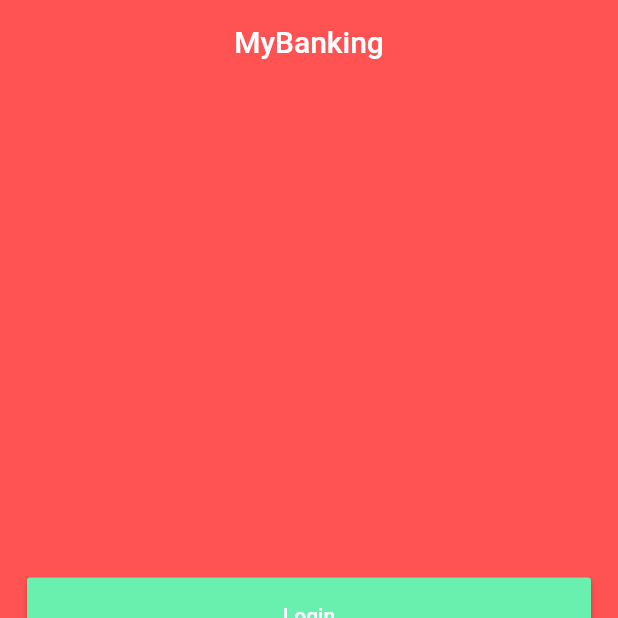
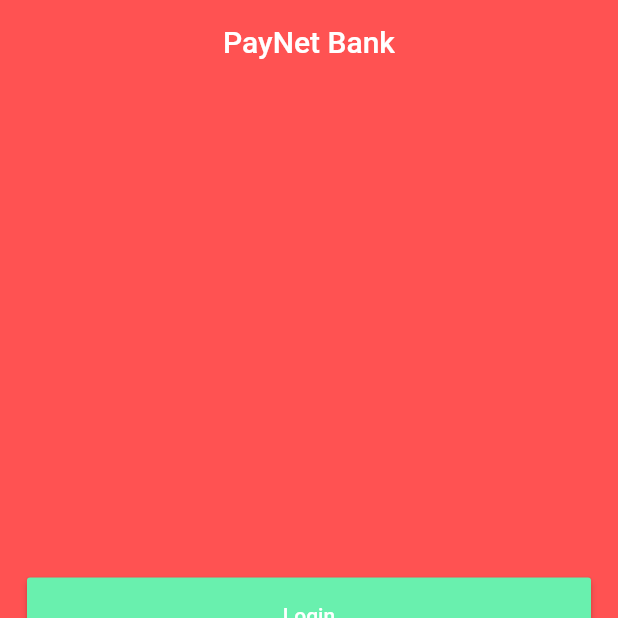
Before and after one commit to ashispatel1998/Banking-Application, a Flutter app: the screen it shows after launch, on a phone screen of 412 x 824 dp, the top half of it. Run offline on Flutter 3.47's test engine with Material 2 defaults, Android fonts, the phone set to English and light mode, and no system bars; our stand-ins replace fluttertoast, shared_preferences, sqflite; accounts and stored records are empty.

Commit message:
last commit

```diff
--- a/lib/main.dart
+++ b/lib/main.dart
@@ -16,13 +16,13 @@ class MyApp extends StatelessWidget {
   @override
   Widget build(BuildContext context) {
     return MaterialApp(
-      title: 'MyBanking',
+      title: 'PayNet Bank',
       theme: ThemeData(
         primaryColor: Colors.green,
         visualDensity: VisualDensity.adaptivePlatformDensity,
       ),
       debugShowCheckedModeBanner: false,
-      home: MyHomePage(title: 'MyBanking'),
+      home: MyHomePage(title: 'PayNet Bank'),
       routes: <String, WidgetBuilder> {
         '/Home': (BuildContext context) => new HomeScreen(),
         '/LoginScreen': (BuildContext context) => new LoginScreen(),
--- a/lib/screens/homeScreen.dart
+++ b/lib/screens/homeScreen.dart
@@ -141,7 +141,7 @@ class _HomeScreenState extends State<HomeScreen> {
               Navigator.pushAndRemoveUntil(
                   context,
                   MaterialPageRoute(
-                      builder: (context) => MyHomePage(title: 'MyBanking')
+                      builder: (context) => MyHomePage(title: 'PayNet Bank')
                   ),
                   ModalRoute.withName("/WelcomeScreen")
               );
```
